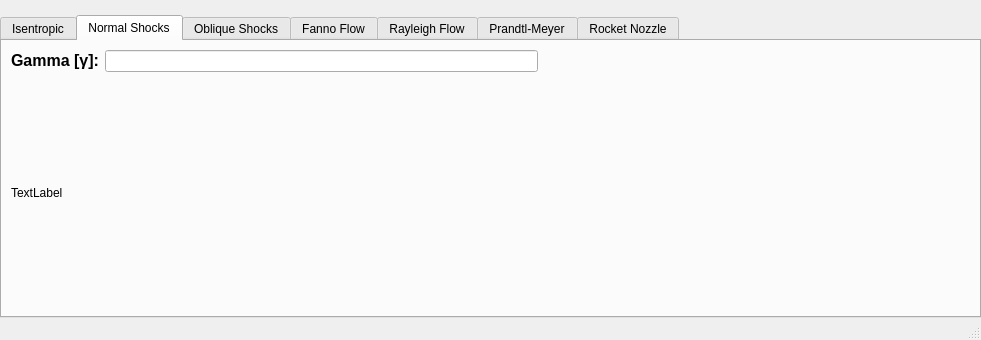
The window that Resources/calculator.ui (Rigel09/CompAero) describes before a commit, drawn with Qt 5.
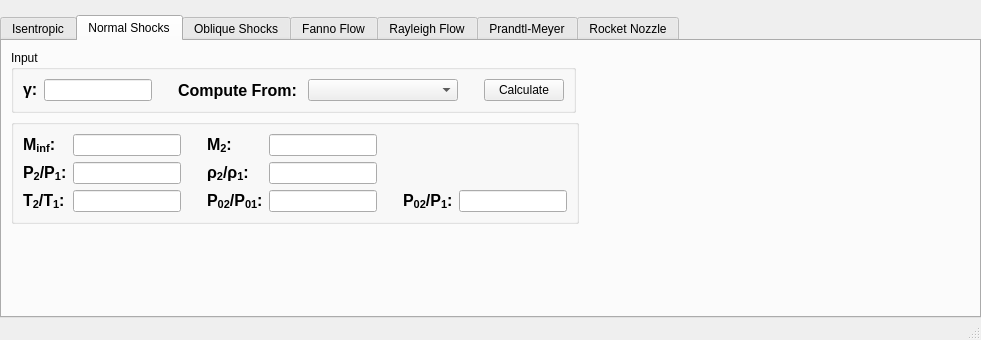
The same window after the commit. The open tabs and pages were chosen to show the change.

Commit message: Now uses normal shock relations

```diff
--- a/Resources/calculator.ui
+++ b/Resources/calculator.ui
@@ -514,30 +514,108 @@
         <item>
          <layout class="QHBoxLayout" name="horizontalLayout_4">
           <item>
-           <widget class="QLabel" name="label_5">
-            <property name="maximumSize">
-             <size>
-              <width>16777215</width>
-              <height>16777215</height>
-             </size>
+           <widget class="QGroupBox" name="groupBox">
+            <property name="title">
+             <string>Input</string>
             </property>
-            <property name="font">
-             <font>
-              <pointsize>12</pointsize>
-              <weight>75</weight>
-              <bold>true</bold>
-             </font>
-            </property>
-            <property name="text">
-             <string>&lt;html&gt;&lt;head/&gt;&lt;body&gt;&lt;p&gt;Gamma [γ]:&lt;/p&gt;&lt;/body&gt;&lt;/html&gt;</string>
-            </property>
+            <layout class="QHBoxLayout" name="horizontalLayout_6">
+             <item>
+              <widget class="QLabel" name="label_5">
+               <property name="maximumSize">
+                <size>
+                 <width>16777215</width>
+                 <height>16777215</height>
+                </size>
+               </property>
+               <property name="font">
+                <font>
+                 <pointsize>12</pointsize>
+                 <weight>75</weight>
+                 <bold>true</bold>
+                </font>
+               </property>
+               <property name="text">
+                <string>&lt;html&gt;&lt;head/&gt;&lt;body&gt;&lt;p&gt;γ:&lt;/p&gt;&lt;/body&gt;&lt;/html&gt;</string>
+               </property>
+              </widget>
+             </item>
+             <item>
+              <widget class="QLineEdit" name="normalShockGammaEntry"/>
+             </item>
+             <item>
+              <spacer name="horizontalSpacer_11">
+               <property name="orientation">
+                <enum>Qt::Horizontal</enum>
+               </property>
+               <property name="sizeType">
+                <enum>QSizePolicy::Preferred</enum>
+               </property>
+               <property name="sizeHint" stdset="0">
+                <size>
+                 <width>20</width>
+                 <height>20</height>
+                </size>
+               </property>
+              </spacer>
+             </item>
+             <item>
+              <widget class="QLabel" name="label_3">
+               <property name="maximumSize">
+                <size>
+                 <width>16777215</width>
+                 <height>16777215</height>
+                </size>
+               </property>
+               <property name="font">
+                <font>
+                 <pointsize>12</pointsize>
+                 <weight>75</weight>
+                 <bold>true</bold>
+                </font>
+               </property>
+               <property name="text">
+                <string>Compute From: </string>
+               </property>
+              </widget>
+             </item>
+             <item>
+              <widget class="QComboBox" name="normalShockOptionCombo">
+               <property name="minimumSize">
+                <size>
+                 <width>150</width>
+                 <height>0</height>
+                </size>
+               </property>
+              </widget>
+             </item>
+             <item>
+              <spacer name="horizontalSpacer_12">
+               <property name="orientation">
+                <enum>Qt::Horizontal</enum>
+               </property>
+               <property name="sizeType">
+                <enum>QSizePolicy::Maximum</enum>
+               </property>
+               <property name="sizeHint" stdset="0">
+                <size>
+                 <width>20</width>
+                 <height>20</height>
+                </size>
+               </property>
+              </spacer>
+             </item>
+             <item>
+              <widget class="QPushButton" name="normalShockCalculate">
+               <property name="text">
+                <string>Calculate</string>
+               </property>
+              </widget>
+             </item>
+            </layout>
            </widget>
           </item>
           <item>
-           <widget class="QLineEdit" name="lineEdit"/>
-          </item>
-          <item>
-           <spacer name="horizontalSpacer_11">
+           <spacer name="horizontalSpacer_14">
             <property name="orientation">
              <enum>Qt::Horizontal</enum>
             </property>
@@ -556,10 +634,241 @@
           <item>
            <layout class="QGridLayout" name="gridLayout_2">
             <item row="0" column="0">
-             <widget class="QLabel" name="label_4">
-              <property name="text">
-               <string>TextLabel</string>
+             <widget class="QGroupBox" name="groupBox_2">
+              <property name="title">
+               <string/>
               </property>
+              <layout class="QGridLayout" name="gridLayout_3">
+               <item row="1" column="3">
+                <widget class="QLabel" name="label_13">
+                 <property name="font">
+                  <font>
+                   <pointsize>12</pointsize>
+                   <weight>75</weight>
+                   <bold>true</bold>
+                  </font>
+                 </property>
+                 <property name="text">
+                  <string>&lt;html&gt;&lt;head/&gt;&lt;body&gt;&lt;p&gt;ρ&lt;span style=&quot; vertical-align:sub;&quot;&gt;2&lt;/span&gt;/ρ&lt;span style=&quot; vertical-align:sub;&quot;&gt;1&lt;/span&gt;:&lt;/p&gt;&lt;/body&gt;&lt;/html&gt;</string>
+                 </property>
+                </widget>
+               </item>
+               <item row="2" column="3">
+                <widget class="QLabel" name="label_15">
+                 <property name="font">
+                  <font>
+                   <pointsize>12</pointsize>
+                   <weight>75</weight>
+                   <bold>true</bold>
+                  </font>
+                 </property>
+                 <property name="text">
+                  <string>&lt;html&gt;&lt;head/&gt;&lt;body&gt;&lt;p&gt;P&lt;span style=&quot; vertical-align:sub;&quot;&gt;02&lt;/span&gt;/P&lt;span style=&quot; vertical-align:sub;&quot;&gt;01&lt;/span&gt;:&lt;/p&gt;&lt;/body&gt;&lt;/html&gt;</string>
+                 </property>
+                </widget>
+               </item>
+               <item row="2" column="4">
+                <widget class="QLineEdit" name="normalShockP02P01Entry"/>
+               </item>
+               <item row="0" column="4">
+                <widget class="QLineEdit" name="normalShockM2Entry"/>
+               </item>
+               <item row="0" column="7">
+                <widget class="QLabel" name="label_17">
+                 <property name="text">
+                  <string/>
+                 </property>
+                </widget>
+               </item>
+               <item row="2" column="6">
+                <widget class="QLabel" name="label_19">
+                 <property name="font">
+                  <font>
+                   <pointsize>12</pointsize>
+                   <weight>75</weight>
+                   <bold>true</bold>
+                  </font>
+                 </property>
+                 <property name="text">
+                  <string>&lt;html&gt;&lt;head/&gt;&lt;body&gt;&lt;p&gt;P&lt;span style=&quot; vertical-align:sub;&quot;&gt;02&lt;/span&gt;/P&lt;span style=&quot; vertical-align:sub;&quot;&gt;1&lt;/span&gt;:&lt;/p&gt;&lt;/body&gt;&lt;/html&gt;</string>
+                 </property>
+                </widget>
+               </item>
+               <item row="2" column="7">
+                <widget class="QLineEdit" name="normalShockP02P1Entry"/>
+               </item>
+               <item row="1" column="2">
+                <spacer name="horizontalSpacer_16">
+                 <property name="orientation">
+                  <enum>Qt::Horizontal</enum>
+                 </property>
+                 <property name="sizeType">
+                  <enum>QSizePolicy::Maximum</enum>
+                 </property>
+                 <property name="sizeHint" stdset="0">
+                  <size>
+                   <width>20</width>
+                   <height>20</height>
+                  </size>
+                 </property>
+                </spacer>
+               </item>
+               <item row="2" column="2">
+                <spacer name="horizontalSpacer_17">
+                 <property name="orientation">
+                  <enum>Qt::Horizontal</enum>
+                 </property>
+                 <property name="sizeType">
+                  <enum>QSizePolicy::Maximum</enum>
+                 </property>
+                 <property name="sizeHint" stdset="0">
+                  <size>
+                   <width>20</width>
+                   <height>20</height>
+                  </size>
+                 </property>
+                </spacer>
+               </item>
+               <item row="1" column="1">
+                <widget class="QLineEdit" name="normalShockP2P1Entry"/>
+               </item>
+               <item row="1" column="4">
+                <widget class="QLineEdit" name="normalShockRho2Rho1Entry"/>
+               </item>
+               <item row="0" column="0">
+                <widget class="QLabel" name="label_4">
+                 <property name="font">
+                  <font>
+                   <pointsize>12</pointsize>
+                   <weight>75</weight>
+                   <bold>true</bold>
+                  </font>
+                 </property>
+                 <property name="text">
+                  <string>&lt;html&gt;&lt;head/&gt;&lt;body&gt;&lt;p&gt;M&lt;span style=&quot; vertical-align:sub;&quot;&gt;inf&lt;/span&gt;:&lt;/p&gt;&lt;/body&gt;&lt;/html&gt;</string>
+                 </property>
+                </widget>
+               </item>
+               <item row="0" column="2">
+                <spacer name="horizontalSpacer_15">
+                 <property name="orientation">
+                  <enum>Qt::Horizontal</enum>
+                 </property>
+                 <property name="sizeType">
+                  <enum>QSizePolicy::Maximum</enum>
+                 </property>
+                 <property name="sizeHint" stdset="0">
+                  <size>
+                   <width>20</width>
+                   <height>20</height>
+                  </size>
+                 </property>
+                </spacer>
+               </item>
+               <item row="0" column="1">
+                <widget class="QLineEdit" name="normalShockM1Entry"/>
+               </item>
+               <item row="2" column="0">
+                <widget class="QLabel" name="label_9">
+                 <property name="font">
+                  <font>
+                   <pointsize>12</pointsize>
+                   <weight>75</weight>
+                   <bold>true</bold>
+                  </font>
+                 </property>
+                 <property name="text">
+                  <string>&lt;html&gt;&lt;head/&gt;&lt;body&gt;&lt;p&gt;T&lt;span style=&quot; vertical-align:sub;&quot;&gt;2&lt;/span&gt;/T&lt;span style=&quot; vertical-align:sub;&quot;&gt;1&lt;/span&gt;:&lt;/p&gt;&lt;/body&gt;&lt;/html&gt;</string>
+                 </property>
+                </widget>
+               </item>
+               <item row="1" column="0">
+                <widget class="QLabel" name="label_6">
+                 <property name="font">
+                  <font>
+                   <pointsize>12</pointsize>
+                   <weight>75</weight>
+                   <bold>true</bold>
+                  </font>
+                 </property>
+                 <property name="text">
+                  <string>&lt;html&gt;&lt;head/&gt;&lt;body&gt;&lt;p&gt;P&lt;span style=&quot; vertical-align:sub;&quot;&gt;2&lt;/span&gt;/P&lt;span style=&quot; vertical-align:sub;&quot;&gt;1&lt;/span&gt;:&lt;/p&gt;&lt;/body&gt;&lt;/html&gt;</string>
+                 </property>
+                </widget>
+               </item>
+               <item row="0" column="3">
+                <widget class="QLabel" name="label_12">
+                 <property name="font">
+                  <font>
+                   <pointsize>12</pointsize>
+                   <weight>75</weight>
+                   <bold>true</bold>
+                  </font>
+                 </property>
+                 <property name="text">
+                  <string>&lt;html&gt;&lt;head/&gt;&lt;body&gt;&lt;p&gt;M&lt;span style=&quot; vertical-align:sub;&quot;&gt;2&lt;/span&gt;:&lt;/p&gt;&lt;/body&gt;&lt;/html&gt;</string>
+                 </property>
+                </widget>
+               </item>
+               <item row="2" column="1">
+                <widget class="QLineEdit" name="normalShockT2T1Entry"/>
+               </item>
+               <item row="0" column="6">
+                <widget class="QLabel" name="label_16">
+                 <property name="text">
+                  <string/>
+                 </property>
+                </widget>
+               </item>
+               <item row="0" column="5">
+                <spacer name="horizontalSpacer_18">
+                 <property name="orientation">
+                  <enum>Qt::Horizontal</enum>
+                 </property>
+                 <property name="sizeType">
+                  <enum>QSizePolicy::Maximum</enum>
+                 </property>
+                 <property name="sizeHint" stdset="0">
+                  <size>
+                   <width>20</width>
+                   <height>20</height>
+                  </size>
+                 </property>
+                </spacer>
+               </item>
+               <item row="1" column="5">
+                <spacer name="horizontalSpacer_19">
+                 <property name="orientation">
+                  <enum>Qt::Horizontal</enum>
+                 </property>
+                 <property name="sizeType">
+                  <enum>QSizePolicy::Maximum</enum>
+                 </property>
+                 <property name="sizeHint" stdset="0">
+                  <size>
+                   <width>20</width>
+                   <height>20</height>
+                  </size>
+                 </property>
+                </spacer>
+               </item>
+               <item row="2" column="5">
+                <spacer name="horizontalSpacer_20">
+                 <property name="orientation">
+                  <enum>Qt::Horizontal</enum>
+                 </property>
+                 <property name="sizeType">
+                  <enum>QSizePolicy::Maximum</enum>
+                 </property>
+                 <property name="sizeHint" stdset="0">
+                  <size>
+                   <width>20</width>
+                   <height>20</height>
+                  </size>
+                 </property>
+                </spacer>
+               </item>
+              </layout>
              </widget>
             </item>
             <item row="0" column="1">
@@ -579,6 +888,19 @@
           </item>
          </layout>
         </item>
+        <item>
+         <spacer name="verticalSpacer_2">
+          <property name="orientation">
+           <enum>Qt::Vertical</enum>
+          </property>
+          <property name="sizeHint" stdset="0">
+           <size>
+            <width>20</width>
+            <height>40</height>
+           </size>
+          </property>
+         </spacer>
+        </item>
        </layout>
       </widget>
       <widget class="QWidget" name="tab_3">
```
Left out of the diff: 8 changed lines with no effect on the pictures. The commit also changes 3 other files.
